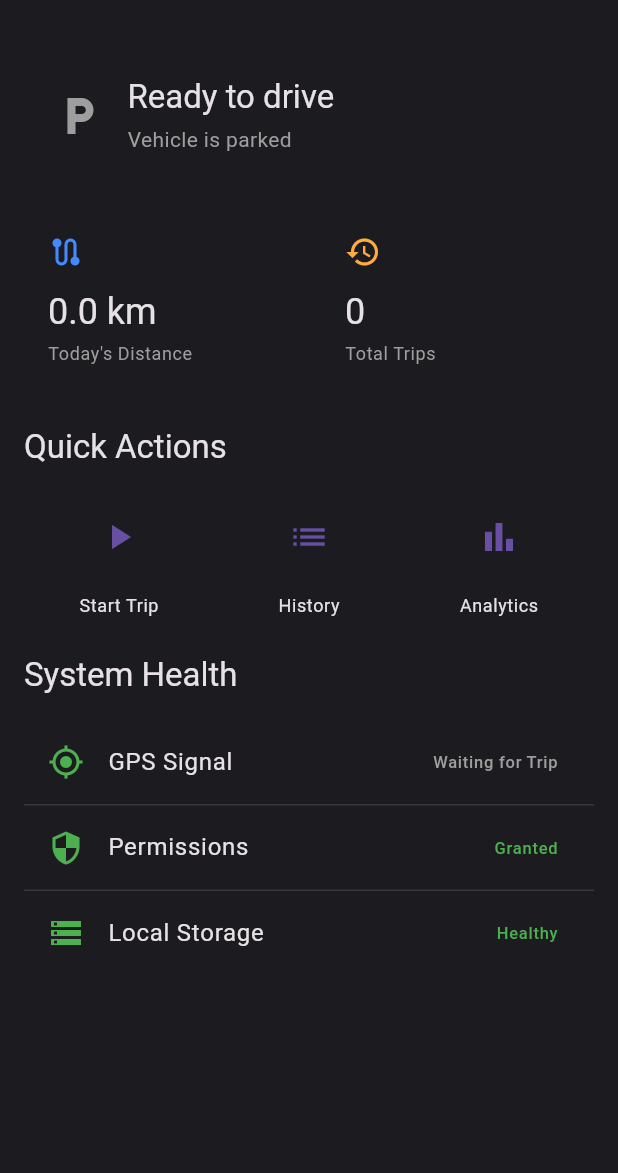
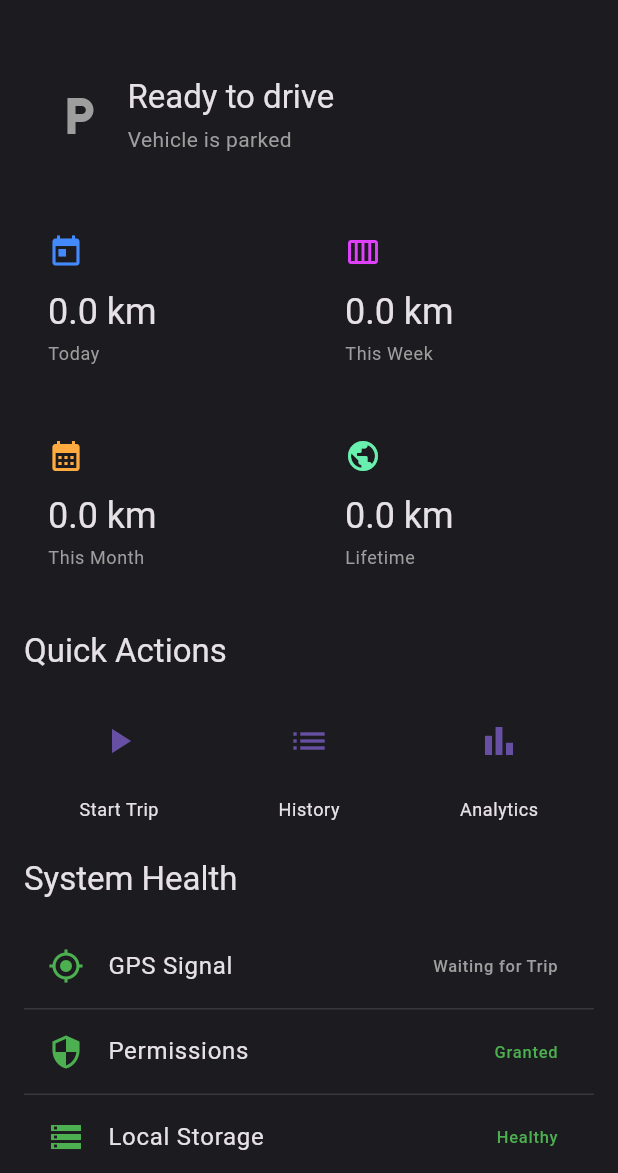
Before and after one commit to thanseer02/drive_replay, a Flutter app: the screen it shows after launch, on a phone screen of 412 x 824 dp, the part 63-1236 px from its top. Run offline on Flutter 3.47's test engine with Material 3 defaults, Android fonts, the phone set to English and light mode, and no system bars; our stand-ins replace drift, fl_chart, flutter_animate, flutter_screenutil, geolocator, get_it and 2 more; missing offline and left inert: flutter_foreground_task; accounts and stored records are empty; generated files the repository leaves out were written again.

Commit message:
feat: add granular GPS telemetry to debug view and expand dashboard statistics with weekly, monthly, and lifetime distance metrics

```diff
--- a/lib/features/dashboard/viewmodels/dashboard_viewmodel.dart
+++ b/lib/features/dashboard/viewmodels/dashboard_viewmodel.dart
@@ -7,6 +7,9 @@ class DashboardViewModel extends ChangeNotifier {
 
   bool _isLoading = true;
   double _todayDistance = 0.0;
+  double _weeklyDistance = 0.0;
+  double _monthlyDistance = 0.0;
+  double _lifetimeDistance = 0.0;
   int _totalTrips = 0;
   final bool _isRecording = false; // Mock state, normally bound to TripRecordingService
 
@@ -16,6 +19,9 @@ class DashboardViewModel extends ChangeNotifier {
 
   bool get isLoading => _isLoading;
   double get todayDistance => _todayDistance;
+  double get weeklyDistance => _weeklyDistance;
+  double get monthlyDistance => _monthlyDistance;
+  double get lifetimeDistance => _lifetimeDistance;
   int get totalTrips => _totalTrips;
   bool get isRecording => _isRecording;
 
@@ -26,9 +32,14 @@ class DashboardViewModel extends ChangeNotifier {
     try {
       final now = DateTime.now();
       final startOfDay = DateTime(now.year, now.month, now.day);
+      final startOfWeek = startOfDay.subtract(Duration(days: now.weekday - 1));
+      final startOfMonth = DateTime(now.year, now.month, 1);
 
       // Load today's stats using robust Odometer service
       _todayDistance = await _tripRepository.getOdometerSince(1, startOfDay);
+      _weeklyDistance = await _tripRepository.getOdometerSince(1, startOfWeek);
+      _monthlyDistance = await _tripRepository.getOdometerSince(1, startOfMonth);
+      _lifetimeDistance = await _tripRepository.getOdometerTotal(1);
 
       // Load total trips count (we can approximate by fetching history without limit, or add a count query)
       final trips = await _tripRepository.getTripHistory(vehicleId: 1, limit: 10000);
--- a/lib/features/dashboard/views/dashboard_screen.dart
+++ b/lib/features/dashboard/views/dashboard_screen.dart
@@ -103,24 +103,50 @@ class _DashboardScreenState extends State<DashboardScreen> {
   }
 
   Widget _buildStatsGrid(DashboardViewModel vm) {
-    return Row(
+    return Column(
+      children: [
+        Row(
           children: [
             Expanded(
               child: _StatBox(
-            title: 'Today\'s Distance',
+                title: 'Today',
                 value: '${(vm.todayDistance / 1000).toStringAsFixed(1)} km',
-            icon: Icons.route,
+                icon: Icons.today,
                 color: Colors.blueAccent,
               ),
             ),
             const SizedBox(width: 16),
             Expanded(
               child: _StatBox(
-            title: 'Total Trips',
-            value: '${vm.totalTrips}',
-            icon: Icons.history,
+                title: 'This Week',
+                value: '${(vm.weeklyDistance / 1000).toStringAsFixed(1)} km',
+                icon: Icons.calendar_view_week,
+                color: Colors.purpleAccent,
+              ),
+            ),
+          ],
+        ),
+        const SizedBox(height: 16),
+        Row(
+          children: [
+            Expanded(
+              child: _StatBox(
+                title: 'This Month',
+                value: '${(vm.monthlyDistance / 1000).toStringAsFixed(1)} km',
+                icon: Icons.calendar_month,
                 color: Colors.orangeAccent,
               ),
+            ),
+            const SizedBox(width: 16),
+            Expanded(
+              child: _StatBox(
+                title: 'Lifetime',
+                value: '${(vm.lifetimeDistance / 1000).toStringAsFixed(1)} km',
+                icon: Icons.public,
+                color: Colors.greenAccent,
+              ),
+            ),
+          ],
         ),
       ],
     );
```
Also changed, not shown: lib/features/debug/views/debug_dashboard_screen.dart (+22 -7 lines), lib/features/trip_record/services/trip_recording_service.dart (+27 -0 lines), lib/features/trip_record/viewmodels/trip_record_viewmodel.dart (+30 -1 lines). Lines whose indentation alone changed are shown as unchanged.
